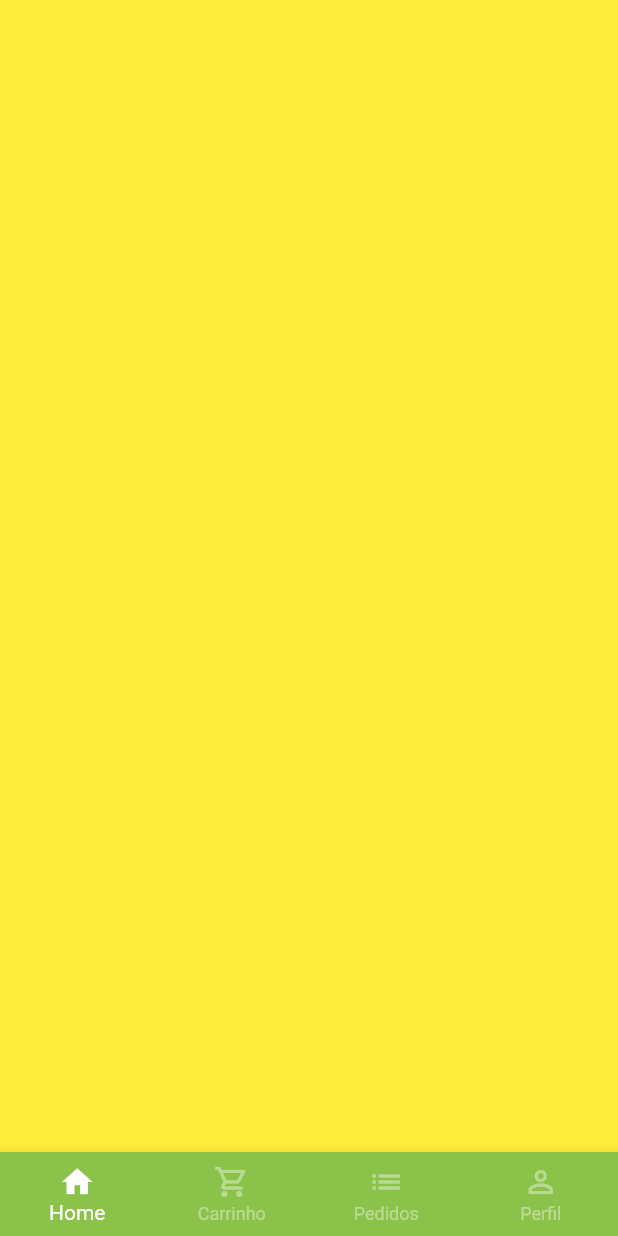
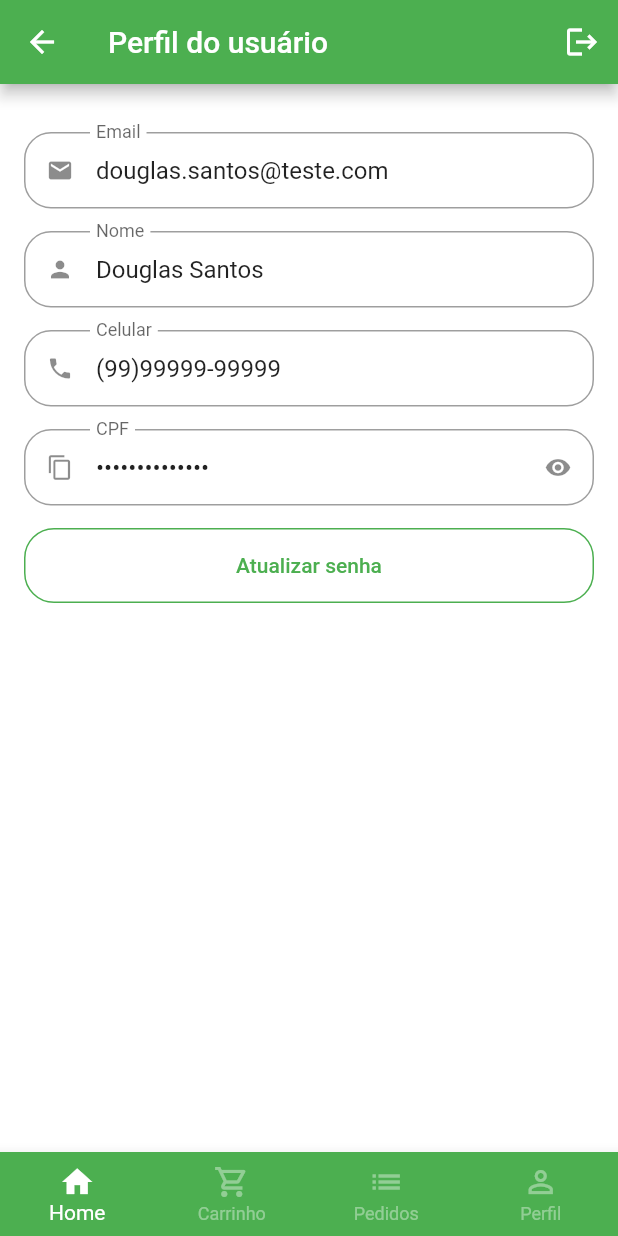
Before and after one commit to douglasgmsantos/udemy-quitanda, a Flutter app: the BaseScreen screen opened directly, swiped to page 4, on a phone screen of 412 x 824 dp. Run offline on Flutter 3.47's test engine with Material 2 defaults, Android fonts, the phone set to English and light mode, and no system bars; our stand-ins replace animated_text_kit, mask_text_input_formatter.

Commit message:
feature: criação da tela de perfil e funcionalidades de atualizar senha

```diff
--- a/lib/src/config/app_data.dart
+++ b/lib/src/config/app_data.dart
@@ -1,5 +1,6 @@
 import 'package:quitanda/src/model/cart_item_model.dart';
 import 'package:quitanda/src/model/item_model.dart';
+import 'package:quitanda/src/model/user_model.dart';
 
 ItemModel apple = ItemModel(
   description:
@@ -79,3 +80,10 @@ List<CartItemModel> cardItems = [
   CartItemModel(item: guava, quantity: 7),
   CartItemModel(item: kiwi, quantity: 10),
 ];
+
+UserModel user = UserModel(
+    name: "Douglas Santos",
+    email: "douglas.santos@teste.com",
+    phone: "(99)99999-99999",
+    cpf: "999.999.999-99",
+    password: "");
--- /dev/null
+++ b/lib/src/model/user_model.dart
@@ -0,0 +1,16 @@
+// ignore_for_file: public_member_api_docs, sort_constructors_first
+class UserModel {
+  String name;
+  String email;
+  String phone;
+  String cpf;
+  String password;
+
+  UserModel({
+    required this.name,
+    required this.email,
+    required this.phone,
+    required this.cpf,
+    required this.password,
+  });
+}
--- a/lib/src/pages/auth/sign_in_screen.dart
+++ b/lib/src/pages/auth/sign_in_screen.dart
@@ -1,7 +1,7 @@
 import 'package:animated_text_kit/animated_text_kit.dart';
 import 'package:flutter/material.dart';
 import 'package:quitanda/src/config/custom_colors.dart';
-import 'package:quitanda/src/pages/auth/components/custom_text_field.dart';
+import 'package:quitanda/src/pages/shared/custom_text_field.dart';
 import 'package:quitanda/src/pages/auth/sign_up_screen.dart';
 import 'package:quitanda/src/pages/base/base_screen.dart';
 
--- a/lib/src/pages/auth/sign_up_screen.dart
+++ b/lib/src/pages/auth/sign_up_screen.dart
@@ -1,7 +1,7 @@
 import 'package:flutter/material.dart';
 import 'package:mask_text_input_formatter/mask_text_input_formatter.dart';
 import 'package:quitanda/src/config/custom_colors.dart';
-import 'package:quitanda/src/pages/auth/components/custom_text_field.dart';
+import 'package:quitanda/src/pages/shared/custom_text_field.dart';
 
 class SignUpScreeen extends StatelessWidget {
   SignUpScreeen({super.key});
--- a/lib/src/pages/base/base_screen.dart
+++ b/lib/src/pages/base/base_screen.dart
@@ -1,7 +1,7 @@
 import 'package:flutter/material.dart';
-import 'package:quitanda/src/config/custom_colors.dart';
 import 'package:quitanda/src/pages/cart/cart_tab.dart';
 import 'package:quitanda/src/pages/home/home_tab.dart';
+import 'package:quitanda/src/pages/profile/profile_tab.dart';
 
 class BaseScreen extends StatefulWidget {
   const BaseScreen({super.key});
@@ -18,7 +18,7 @@ class _BaseScreenState extends State<BaseScreen> {
   Widget build(BuildContext context) {
     return Scaffold(
       bottomNavigationBar: BottomNavigationBar(
-        backgroundColor: CustomColors.customSwatchColor,
+        backgroundColor: Colors.green,
         selectedItemColor: Colors.white,
         unselectedItemColor: Colors.white.withAlpha(100),
         type: BottomNavigationBarType.fixed,
@@ -55,13 +55,11 @@ class _BaseScreenState extends State<BaseScreen> {
         controller: pageController,
         children: [
           const HomeTab(),
-          CartTab(),
+          const CartTab(),
           Container(
             color: Colors.blue,
           ),
-          Container(
-            color: Colors.yellow,
-          )
+          const ProfileTab()
         ],
       ),
     );
--- a/lib/src/pages/cart/cart_tab.dart
+++ b/lib/src/pages/cart/cart_tab.dart
@@ -35,7 +35,6 @@ class _CartTabState extends State<CartTab> {
   Widget build(BuildContext context) {
     return Scaffold(
       appBar: AppBar(
-        backgroundColor: CustomColors.customSwatchColor,
         title: const Text("Carrinho"),
       ),
       body: Column(
--- /dev/null
+++ b/lib/src/pages/profile/profile_tab.dart
@@ -0,0 +1,122 @@
+import 'package:flutter/material.dart';
+import 'package:quitanda/src/pages/shared/custom_text_field.dart';
+import 'package:quitanda/src/config/app_data.dart' as app_data;
+
+class ProfileTab extends StatefulWidget {
+  const ProfileTab({super.key});
+
+  @override
+  State<ProfileTab> createState() => _ProfileTabState();
+}
+
+class _ProfileTabState extends State<ProfileTab> {
+  @override
+  Widget build(BuildContext context) {
+    return Scaffold(
+      appBar: AppBar(
+        title: const Text("Perfil do usuário"),
+        actions: [IconButton(onPressed: () {}, icon: const Icon(Icons.logout))],
+      ),
+      body: ListView(
+        physics: const BouncingScrollPhysics(),
+        padding: const EdgeInsets.fromLTRB(16, 32, 16, 16),
+        children: [
+          CustomTextField(
+              readOnly: true,
+              initialValue: app_data.user.email,
+              icon: Icons.email,
+              label: "Email"),
+          CustomTextField(
+              readOnly: true,
+              initialValue: app_data.user.name,
+              icon: Icons.person,
+              label: "Nome"),
+          CustomTextField(
+              readOnly: true,
+              initialValue: app_data.user.phone,
+              icon: Icons.phone,
+              label: "Celular"),
+          CustomTextField(
+            readOnly: true,
+            initialValue: app_data.user.cpf,
+            icon: Icons.copy,
+            label: "CPF",
+            isSecret: true,
+          ),
+          SizedBox(
+              height: 50,
+              child: OutlinedButton(
+                  style: OutlinedButton.styleFrom(
+                      side: const BorderSide(color: Colors.green),
+                      shape: RoundedRectangleBorder(
+                          borderRadius: BorderRadius.circular(20))),
+                  onPressed: () => updatePassword(),
+                  child: const Text(
+                    "Atualizar senha",
+                  )))
+        ],
+      ),
+    );
+  }
+
+  Future<bool?> updatePassword() {
+    return showDialog(
+        context: context,
+        builder: (context) => Dialog(
+            shape:
+                RoundedRectangleBorder(borderRadius: BorderRadius.circular(20)),
+            child: Stack(
+              children: [
+                Padding(
+                  padding: const EdgeInsets.all(16.0),
+                  child: Column(
+                    crossAxisAlignment: CrossAxisAlignment.stretch,
+                    mainAxisSize: MainAxisSize.min,
+                    children: [
+                      const Padding(
+                        padding: EdgeInsets.symmetric(vertical: 12),
+                        child: Text(
+                          "Atualização de senha",
+                          textAlign: TextAlign.center,
+                          style: TextStyle(
+                              fontSize: 20, fontWeight: FontWeight.bold),
+                        ),
+                      ),
+                      const CustomTextField(
+                        icon: Icons.lock,
+                        label: "Senha Atual",
+                        isSecret: true,
+                      ),
+                      const CustomTextField(
+                        icon: Icons.lock_outline,
+                        label: "Nova Senha",
+                        isSecret: true,
+                      ),
+                      const CustomTextField(
+                        icon: Icons.lock_outline,
+                        label: "Confirmar nova senha",
+                        isSecret: true,
+                      ),
+                      SizedBox(
+                        height: 50,
+                        child: ElevatedButton(
+                          style: ElevatedButton.styleFrom(
+                              shape: RoundedRectangleBorder(
+                                  borderRadius: BorderRadius.circular(20))),
+                          onPressed: () => Navigator.of(context).pop(),
+                          child: const Text("Atualizar"),
+                        ),
+                      )
+                    ],
+                  ),
+                ),
+                Positioned(
+                    top: 5,
+                    right: 5,
+                    child: IconButton(
+                        onPressed: () => Navigator.of(context).pop(),
+                        icon: const Icon(Icons.close)))
+              ],
+            )));
+  }
+}
--- a/lib/src/pages/auth/components/custom_text_field.dart
+++ b/lib/src/pages/shared/custom_text_field.dart
@@ -7,13 +7,17 @@ class CustomTextField extends StatefulWidget {
   final String label;
   final bool isSecret;
   final List<TextInputFormatter>? inputFormatters;
+  final String? initialValue;
+  final bool readOnly;
 
   const CustomTextField(
       {Key? key,
       required this.icon,
       required this.label,
       this.isSecret = false,
-      this.inputFormatters})
+      this.inputFormatters,
+      this.initialValue,
+      this.readOnly = false})
       : super(key: key);
 
   @override
@@ -35,6 +39,8 @@ class _CustomTextFieldState extends State<CustomTextField> {
     return Padding(
       padding: const EdgeInsets.only(bottom: 15),
       child: TextFormField(
+          readOnly: widget.readOnly,
+          initialValue: widget.initialValue,
           inputFormatters: widget.inputFormatters,
           obscureText: isObscureText,
           decoration: InputDecoration(
```
